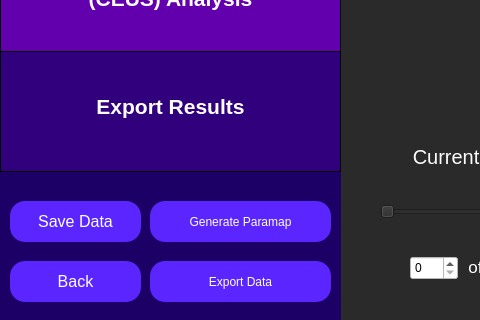
This is src/CeusMcTool2d/ceusAnalysis.ui in azifan/Qultra as Qt 5 draws it before an edit; both pictures show x 0 to 480 and y 429 to 749 of the 1175 by 749 pixel window. The edited form follows.
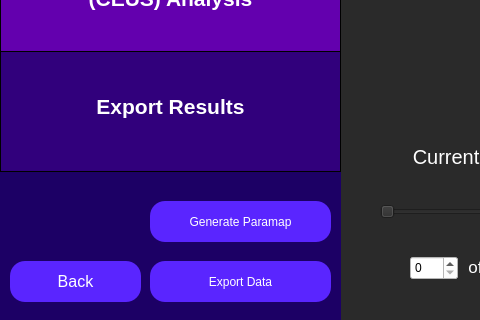
This is the edited form.

Diff of the .ui file:
```diff
--- a/src/CeusMcTool2d/ceusAnalysis.ui
+++ b/src/CeusMcTool2d/ceusAnalysis.ui
@@ -1200,27 +1200,6 @@
     <enum>QFrame::Raised</enum>
    </property>
   </widget>
-  <widget class="QPushButton" name="saveDataButton">
-   <property name="geometry">
-    <rect>
-     <x>10</x>
-     <y>630</y>
-     <width>131</width>
-     <height>41</height>
-    </rect>
-   </property>
-   <property name="styleSheet">
-    <string notr="true">QPushButton {
-	color: white;
-	font-size: 16px;
-	background: rgb(90, 37, 255);
-	border-radius: 15px;
-}</string>
-   </property>
-   <property name="text">
-    <string>Save Data</string>
-   </property>
-  </widget>
   <zorder>ticDisplay</zorder>
   <zorder>curSliceLabel</zorder>
   <zorder>curSliceSlider</zorder>
```
Left out of the diff: 1 changed line with no effect on the pictures.
